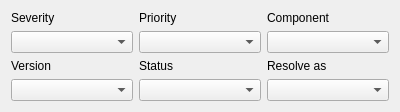
Qt form tracker_uis/TracDetails.ui (Entomologist/entomologist) before a commit.
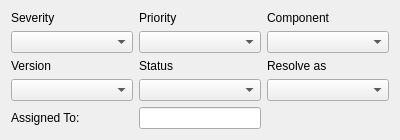
The same form after that commit.

```diff
--- a/tracker_uis/TracDetails.ui
+++ b/tracker_uis/TracDetails.ui
@@ -7,7 +7,7 @@
     <x>0</x>
     <y>0</y>
     <width>400</width>
-    <height>94</height>
+    <height>120</height>
    </rect>
   </property>
   <property name="windowTitle">
@@ -74,6 +74,23 @@
    <item row="3" column="2">
     <widget class="QComboBox" name="resolutionCombo"/>
    </item>
+   <item row="4" column="0">
+    <widget class="QLabel" name="assignedToLabel">
+     <property name="text">
+      <string>Assigned To:</string>
+     </property>
+    </widget>
+   </item>
+   <item row="4" column="1">
+    <widget class="QLineEdit" name="assignedToEdit">
+     <property name="sizePolicy">
+      <sizepolicy hsizetype="Preferred" vsizetype="Fixed">
+       <horstretch>0</horstretch>
+       <verstretch>0</verstretch>
+      </sizepolicy>
+     </property>
+    </widget>
+   </item>
   </layout>
  </widget>
  <resources/>
```
Left out of the diff: 12 changed lines with no effect on the pictures.
